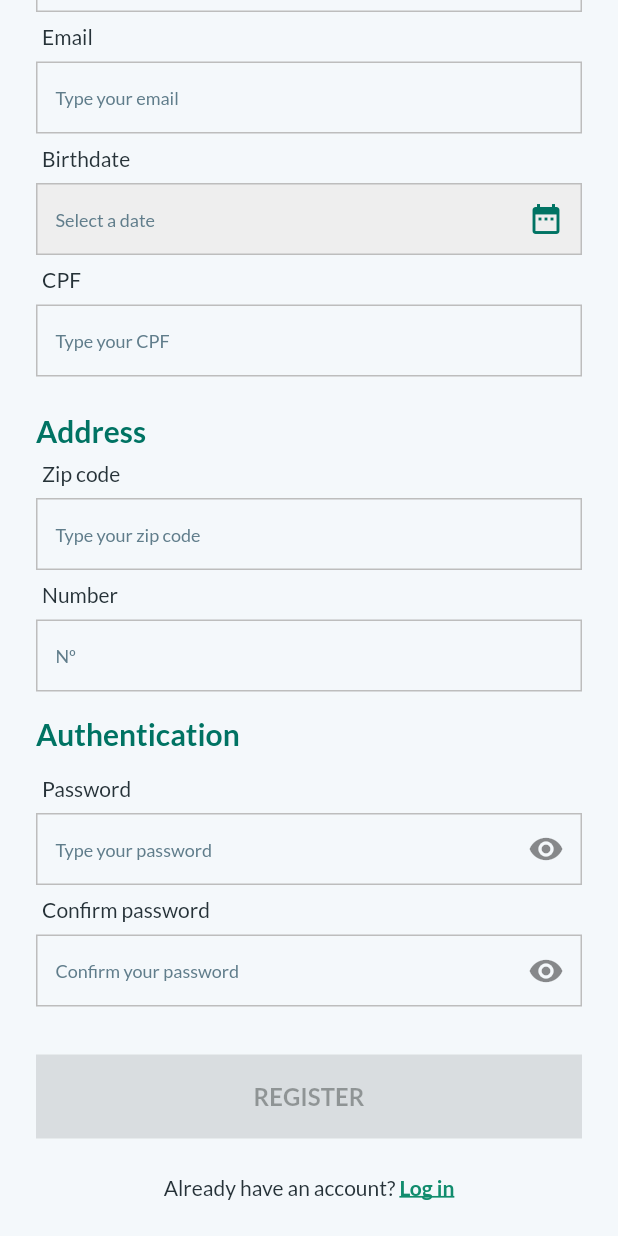
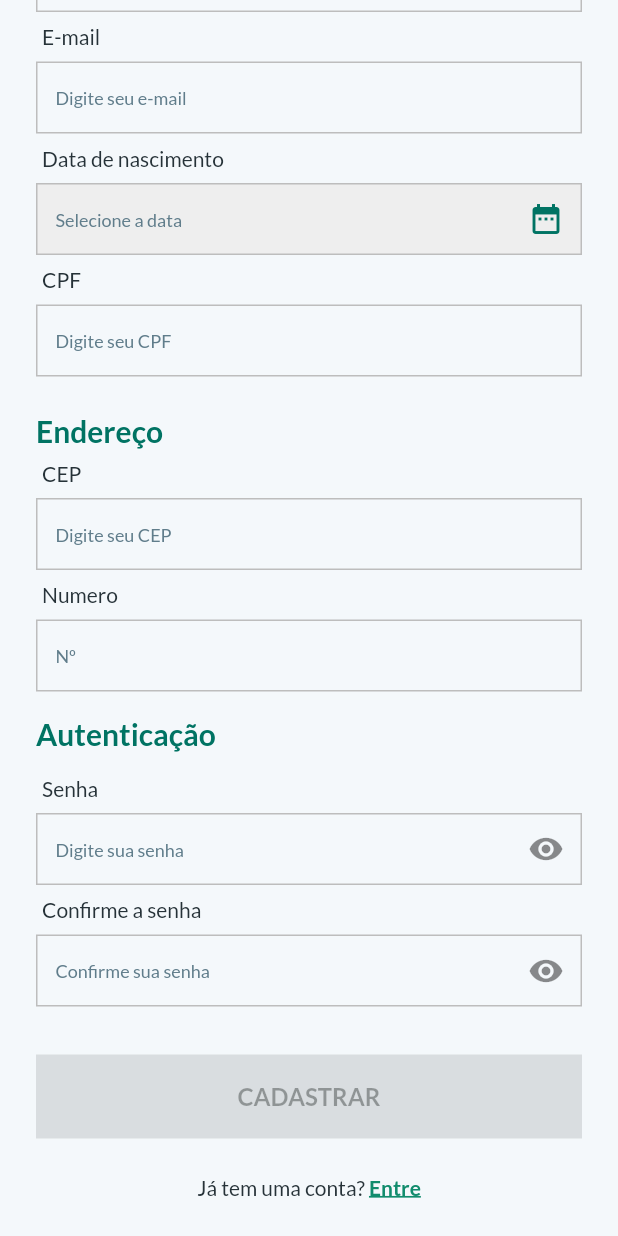
Before and after one commit to daviborgesprogrammer/verzel-app, a Flutter app: the SignUpPage screen opened by its route, scrolled down 285 dp, on a phone screen of 412 x 824 dp. Run offline on Flutter 3.47's test engine with Material 3 defaults, Android fonts, the phone set to English and light mode, and no system bars; our stand-ins replace awesome_snackbar_content, brasil_fields, dio, flutter_mobx, flutter_slidable, get_it and 5 more; accounts and stored records are empty; generated files the repository leaves out were written again.

```diff
--- a/lib/src/pages/auth/login/login_controller.dart
+++ b/lib/src/pages/auth/login/login_controller.dart
@@ -50,9 +50,9 @@ abstract class LoginControllerBase with Store {
     if (!_showErrors || emailValid) {
       return null;
     } else if (email == null || (email != null && email!.isEmpty)) {
-      return 'Email required';
+      return '-mail obrigatório';
     } else {
-      return 'Email invalid';
+      return 'E-mail inválido';
     }
   }
 
@@ -62,9 +62,9 @@ abstract class LoginControllerBase with Store {
     if (!_showErrors || passwordValid) {
       return null;
     } else if (password == null || password!.isNotEmpty) {
-      return 'Password required';
+      return 'Senha obrigatória';
     } else {
-      return 'Very short password';
+      return 'Senha muito curta';
     }
   }
 
--- a/lib/src/pages/auth/login/login_page.dart
+++ b/lib/src/pages/auth/login/login_page.dart
@@ -57,12 +57,12 @@ class _LoginPageState extends State<LoginPage> with Loader, Messages {
           child: Column(
             crossAxisAlignment: CrossAxisAlignment.start,
             children: [
-              const LogoText(title: 'Sign in'),
+              const LogoText(title: 'Login'),
               const SizedBox(height: 72),
               Observer(
                 builder: (_) => VerzelTextField(
-                  title: 'Email',
-                  hint: 'Type your email',
+                  title: 'E-mail',
+                  hint: 'Digite seu e-mail',
                   errorText: controller.emailError,
                   onChanged: controller.setEmail,
                   keyboardType: TextInputType.emailAddress,
@@ -72,8 +72,8 @@ class _LoginPageState extends State<LoginPage> with Loader, Messages {
               const SizedBox(height: 16),
               Observer(
                 builder: (_) => VerzelTextField(
-                  title: 'Password',
-                  hint: 'Type your password',
+                  title: 'Senha',
+                  hint: 'Digite sua senha',
                   errorText: controller.passwordError,
                   onChanged: controller.setPassword,
                   keyboardType: TextInputType.text,
@@ -97,7 +97,7 @@ class _LoginPageState extends State<LoginPage> with Loader, Messages {
                 child: Container(
                   padding: const EdgeInsets.fromLTRB(0, 18, 16, 18),
                   child: Text(
-                    'Forgot password?',
+                    'Esqueceu a senha?',
                     style: context.textStyles.textBold
                         .copyWith(fontSize: 12, color: ColorsApp.i.primary),
                   ),
@@ -112,7 +112,7 @@ class _LoginPageState extends State<LoginPage> with Loader, Messages {
                     onTap: controller.invalidSendPressed,
                     child: ElevatedButton(
                       onPressed: controller.sendPressed,
-                      child: const Text('LOGIN'),
+                      child: const Text('ENTRAR'),
                     ),
                   ),
                 ),
@@ -125,7 +125,7 @@ class _LoginPageState extends State<LoginPage> with Loader, Messages {
                   crossAxisAlignment: CrossAxisAlignment.center,
                   children: [
                     Text(
-                      'Don’t Have An Account?',
+                      'Não tem uma conta?',
                       style: context.textStyles.textRegular
                           .copyWith(fontSize: 12, color: ColorsApp.i.textDark),
                     ),
@@ -135,7 +135,7 @@ class _LoginPageState extends State<LoginPage> with Loader, Messages {
                             .pushReplacementNamed('/auth/signup');
                       },
                       child: Text(
-                        'SIGN UP',
+                        'CADASTRE-SE',
                         style: context.textStyles.textBold
                             .copyWith(fontSize: 24, color: ColorsApp.i.primary),
                       ),
--- a/lib/src/pages/auth/signUp/sign_up_controller.dart
+++ b/lib/src/pages/auth/signUp/sign_up_controller.dart
@@ -98,9 +98,9 @@ abstract class SignUpControllerBase with Store {
     if (!_showErrors || nameValid) {
       return null;
     } else if (name == null || (name != null && name!.isEmpty)) {
-      return 'Name is required';
+      return 'Nome é obrigatório';
     } else {
-      return 'Very short name';
+      return 'Nome muito curto';
     }
   }
 
@@ -110,9 +110,9 @@ abstract class SignUpControllerBase with Store {
     if (!_showErrors || emailValid) {
       return null;
     } else if (email == null || (email != null && email!.isEmpty)) {
-      return 'Email is required';
+      return 'E-mail é obrigatório';
     } else {
-      return 'Email invalid';
+      return 'E-mail inválido';
     }
   }
 
@@ -122,7 +122,7 @@ abstract class SignUpControllerBase with Store {
     if (!_showErrors || birthdateValid) {
       return null;
     } else {
-      return 'Date of birth is required';
+      return 'Data de nascimento é necessária';
     }
   }
 
@@ -132,11 +132,11 @@ abstract class SignUpControllerBase with Store {
     if (!_showErrors || cpfValid) {
       return null;
     } else if (cpf == null || (cpf != null && cpf!.isEmpty)) {
-      return 'CPF is required';
+      return 'CPF é obrigatório';
     } else if (!cpf!.isCPFValid) {
-      return 'CPF invalid';
+      return 'CPF inválido';
     } else {
-      return 'Very short CPF';
+      return 'CPF muito curto';
     }
   }
 
@@ -146,9 +146,9 @@ abstract class SignUpControllerBase with Store {
     if (!_showErrors || zipValid) {
       return null;
     } else if (zip == null || zip!.isEmpty) {
-      return 'Zip is required';
+      return 'CEP é obrigatório';
     } else {
-      return 'Very short Zip';
+      return 'CEP muito curto';
     }
   }
 
@@ -158,7 +158,7 @@ abstract class SignUpControllerBase with Store {
     if (!_showErrors || numberValid) {
       return null;
     } else if (name == null || (number != null && number!.isEmpty)) {
-      return 'Number is required';
+      return 'Número é obrigatório';
     }
     return null;
   }
@@ -169,9 +169,9 @@ abstract class SignUpControllerBase with Store {
     if (!_showErrors || passwordValid) {
       return null;
     } else if (password == null || password!.isNotEmpty) {
-      return 'Password required';
+      return 'Senha obrigatória';
     } else {
-      return 'Very short password';
+      return 'Senha muito curta';
     }
   }
 
@@ -182,7 +182,7 @@ abstract class SignUpControllerBase with Store {
     if (!_showErrors || retypePasswordValid) {
       return null;
     } else {
-      return 'Passwords do not match';
+      return 'As senhas não correspondem';
     }
   }
 
--- a/lib/src/pages/auth/signUp/sign_up_page.dart
+++ b/lib/src/pages/auth/signUp/sign_up_page.dart
@@ -74,18 +74,18 @@ class _SignUpPageState extends State<SignUpPage> with Loader, Messages {
           child: Column(
             crossAxisAlignment: CrossAxisAlignment.start,
             children: [
-              const LogoText(title: 'Sign up'),
+              const LogoText(title: 'Criar uma conta'),
               const SizedBox(height: 32),
               Text(
-                'Personal Information',
+                'Informações pessoais',
                 style: context.textStyles.textBold
                     .copyWith(fontSize: 20, color: ColorsApp.i.primary),
               ),
               const SizedBox(height: 16),
               Observer(
                 builder: (_) => VerzelTextField(
-                  title: 'Name',
-                  hint: 'Type your name',
+                  title: 'Nome',
+                  hint: 'Digite seu nome',
                   errorText: controller.nameError,
                   onChanged: controller.setName,
                   textInputAction: TextInputAction.next,
@@ -94,8 +94,8 @@ class _SignUpPageState extends State<SignUpPage> with Loader, Messages {
               const SizedBox(height: 8),
               Observer(
                 builder: (_) => VerzelTextField(
-                  title: 'Email',
-                  hint: 'Type your email',
+                  title: 'E-mail',
+                  hint: 'Digite seu e-mail',
                   errorText: controller.emailError,
                   onChanged: controller.setEmail,
                   keyboardType: TextInputType.emailAddress,
@@ -106,8 +106,8 @@ class _SignUpPageState extends State<SignUpPage> with Loader, Messages {
               Observer(
                 builder: (_) => DateField(
                   controllerText: dateEC,
-                  title: 'Birthdate',
-                  hint: 'Select a date',
+                  title: 'Data de nascimento',
+                  hint: 'Selecione a data',
                   isBirthdate: true,
                   initialDate: controller.birthdate,
                   onChanged: controller.setBirthdate,
@@ -118,7 +118,7 @@ class _SignUpPageState extends State<SignUpPage> with Loader, Messages {
               Observer(
                 builder: (_) => VerzelTextField(
                   title: 'CPF',
-                  hint: 'Type your CPF',
+                  hint: 'Digite seu CPF',
                   errorText: controller.cpfError,
                   onChanged: controller.setCPF,
                   keyboardType: TextInputType.number,
@@ -131,15 +131,15 @@ class _SignUpPageState extends State<SignUpPage> with Loader, Messages {
               ),
               const SizedBox(height: 24),
               Text(
-                'Address',
+                'Endereço',
                 style: context.textStyles.textBold
                     .copyWith(fontSize: 20, color: ColorsApp.i.primary),
               ),
               const SizedBox(height: 8),
               Observer(
                 builder: (_) => VerzelTextField(
-                  title: 'Zip code',
-                  hint: 'Type your zip code',
+                  title: 'CEP',
+                  hint: 'Digite seu CEP',
                   errorText: controller.zipError,
                   onChanged: (value) async {
                     await controller.setZip(value);
@@ -178,7 +178,7 @@ class _SignUpPageState extends State<SignUpPage> with Loader, Messages {
               const SizedBox(height: 8),
               Observer(
                 builder: (_) => VerzelTextField(
-                  title: 'Number',
+                  title: 'Numero',
                   hint: 'Nº',
                   errorText: controller.numberError,
                   onChanged: controller.setNumber,
@@ -196,7 +196,7 @@ class _SignUpPageState extends State<SignUpPage> with Loader, Messages {
                     onTap: controller.invalidSendPressed,
                     child: ElevatedButton(
                       onPressed: controller.sendPressed,
-                      child: const Text('REGISTER'),
+                      child: const Text('CADASTRAR'),
                     ),
                   ),
                 ),
@@ -209,14 +209,14 @@ class _SignUpPageState extends State<SignUpPage> with Loader, Messages {
                 child: Center(
                   child: RichText(
                     text: TextSpan(
-                      text: 'Already have an account? ',
+                      text: 'Já tem uma conta? ',
                       style: context.textStyles.textRegular.copyWith(
                         color: ColorsApp.i.textDark,
                         fontSize: 14,
                       ),
                       children: [
                         TextSpan(
-                          text: 'Log in',
+                          text: 'Entre',
                           style: context.textStyles.textBold.copyWith(
                             color: ColorsApp.i.primaryLight,
                             decoration: TextDecoration.underline,
--- a/lib/src/pages/auth/signUp/widgets/date_field.dart
+++ b/lib/src/pages/auth/signUp/widgets/date_field.dart
@@ -32,7 +32,7 @@ class DateField extends StatefulWidget {
 
 class _DateFieldState extends State<DateField> {
   DateTime selectedDate = DateTime.now();
-  var dateFormat = DateFormat('MM/dd/yyyy');
+  var dateFormat = DateFormat('dd/MM/yyyy');
   ValueNotifier<bool> showDatePicker = ValueNotifier<bool>(false);
   @override
   Widget build(BuildContext context) {
@@ -89,7 +89,7 @@ class _DateFieldState extends State<DateField> {
                               selectedDate.month,
                               selectedDate.day,
                             ),
-                      locale: const Locale('en'),
+                      locale: const Locale('pt'),
                       onDateTimeChanged: (DateTime value) {
                         selectedDate = value;
                       },
--- a/lib/src/pages/auth/signUp/widgets/password_session.dart
+++ b/lib/src/pages/auth/signUp/widgets/password_session.dart
@@ -25,15 +25,15 @@ class _PasswordSessionState extends State<PasswordSession> {
       children: [
         const SizedBox(height: 16),
         Text(
-          'Authentication',
+          'Autenticação',
           style: context.textStyles.textBold
               .copyWith(fontSize: 20, color: ColorsApp.i.primary),
         ),
         const SizedBox(height: 16),
         Observer(
           builder: (_) => VerzelTextField(
-            title: 'Password',
-            hint: 'Type your password',
+            title: 'Senha',
+            hint: 'Digite sua senha',
             errorText: widget.controller.passwordError,
             onChanged: widget.controller.setPassword,
             keyboardType: TextInputType.text,
@@ -54,8 +54,8 @@ class _PasswordSessionState extends State<PasswordSession> {
         const SizedBox(height: 8),
         Observer(
           builder: (_) => VerzelTextField(
-            title: 'Confirm password',
-            hint: 'Confirm your password',
+            title: 'Confirme a senha',
+            hint: 'Confirme sua senha',
             errorText: widget.controller.retypePasswordError,
             onChanged: widget.controller.setRetypePass,
             keyboardType: TextInputType.text,
--- a/lib/src/pages/create_task/create_task_controller.dart
+++ b/lib/src/pages/create_task/create_task_controller.dart
@@ -60,7 +60,7 @@ abstract class CreateTaskControllerBase with Store {
     if (!_showErrors || titleValid) {
       return null;
     } else {
-      return 'Title required';
+      return 'Titulo obrigatório';
     }
   }
 
@@ -70,7 +70,7 @@ abstract class CreateTaskControllerBase with Store {
     if (!_showErrors || deliveryDateValid) {
       return null;
     } else {
-      return 'Delivery Date is required';
+      return 'Data de entrega é obrigatória';
     }
   }
 
@@ -87,12 +87,14 @@ abstract class CreateTaskControllerBase with Store {
   Future<void> registerTask() async {
     try {
       _status = CreateTaskStatus.loading;
+
       final task = Task(
         idUser: int.parse(userId ?? '0'),
         title: title,
         deliveryDate: deliveryDate,
         conclusionDate: conclusionDate,
-        status: TaskStatus.active,
+        status:
+            conclusionDate != null ? TaskStatus.concluded : TaskStatus.active,
       );
       await _taskService.save(task);
       _status = CreateTaskStatus.success;
--- a/lib/src/pages/create_task/create_task_page.dart
+++ b/lib/src/pages/create_task/create_task_page.dart
@@ -39,7 +39,7 @@ class _CreateTaskPageState extends State<CreateTaskPage> with Loader, Messages {
             break;
           case CreateTaskStatus.success:
             hideLoader();
-            Navigator.pop(context);
+            Navigator.pop(context, true);
           case CreateTaskStatus.error:
             hideLoader();
             showError(controller.errorMessage ?? 'Erro');
@@ -64,9 +64,13 @@ class _CreateTaskPageState extends State<CreateTaskPage> with Loader, Messages {
       appBar: AppBar(
         leading: IconButton(
           icon: const Icon(Icons.close),
-          onPressed: () => Navigator.pop(context),
+          onPressed: () => Navigator.pop(context, false),
         ),
-        title: const Text('create task'),
+        title: Text(
+          'Criar Tarefa',
+          style:
+              context.textStyles.textBold.copyWith(color: ColorsApp.i.primary),
+        ),
       ),
       body: SingleChildScrollView(
         child: Padding(
@@ -75,7 +79,7 @@ class _CreateTaskPageState extends State<CreateTaskPage> with Loader, Messages {
             crossAxisAlignment: CrossAxisAlignment.start,
             children: [
               Text(
-                'New Tasks',
+                'Nova tarefa',
                 style: context.textStyles.textBold.copyWith(
                   fontSize: 24,
                   color: ColorsApp.i.primary,
@@ -84,8 +88,8 @@ class _CreateTaskPageState extends State<CreateTaskPage> with Loader, Messages {
               const SizedBox(height: 16),
               Observer(
                 builder: (_) => VerzelTextField(
-                  title: 'Task Title',
-                  hint: 'Type title task',
+                  title: 'Título da tarefa',
+                  hint: 'Digite o título da tarefa',
                   errorText: controller.titleError,
                   onChanged: controller.setTitle,
                   keyboardType: TextInputType.text,
@@ -96,8 +100,8 @@ class _CreateTaskPageState extends State<CreateTaskPage> with Loader, Messages {
               Observer(
                 builder: (_) => DateField(
                   controllerText: deliveryEC,
-                  title: 'Delivery Date',
-                  hint: 'Select a date',
+                  title: 'Data de entrega',
+                  hint: 'Selecione uma data',
                   initialDate: controller.deliveryDate,
                   onChanged: controller.setDeliveryDate,
                   errorText: controller.deliveryDateError,
@@ -107,8 +111,8 @@ class _CreateTaskPageState extends State<CreateTaskPage> with Loader, Messages {
               Observer(
                 builder: (_) => DateField(
                   controllerText: conclusionEC,
-                  title: 'Conclusion Date',
-                  hint: 'Select a date',
+                  title: 'Data de Conclusão',
+                  hint: 'Selecione uma data',
                   initialDate: controller.conclusionDate,
                   onChanged: controller.setConclusionDate,
                 ),
@@ -122,7 +126,7 @@ class _CreateTaskPageState extends State<CreateTaskPage> with Loader, Messages {
                     onTap: controller.invalidSendPressed,
                     child: ElevatedButton(
                       onPressed: controller.sendPressed,
-                      child: const Text('CREATE TASK'),
+                      child: const Text('CRIAR'),
                     ),
                   ),
                 ),
--- a/lib/src/services/task/task_service.dart
+++ b/lib/src/services/task/task_service.dart
@@ -6,5 +6,7 @@ abstract interface class TaskService {
 
   Future<List<Task>> readTaskByUser(int id);
 
+  Future<int> delete(int id);
+
   factory TaskService() => TaskServiceImpl();
 }
--- a/lib/src/services/task/task_service_impl.dart
+++ b/lib/src/services/task/task_service_impl.dart
@@ -12,4 +12,9 @@ class TaskServiceImpl implements TaskService {
   Future<List<Task>> readTaskByUser(int id) {
     return DbTask.readByUser(id);
   }
+
+  @override
+  Future<int> delete(int id) async {
+    return DbTask.delete(id);
+  }
 }
```
Also changed, not shown: lib/src/core/data_base/db_task.dart (+9 -0 lines), lib/src/core/widgets/dialog_widget.dart (+146 -38 lines), lib/src/core/widgets/logo_text.dart (+6 -4 lines), lib/src/pages/task_list/task_list_controller.dart (+20 -0 lines), lib/src/pages/task_list/task_list_page.dart (+14 -11 lines), lib/src/pages/task_list/widgets/task_tile.dart (+35 -26 lines), lib/src/pages/task_list/task_list_controller.g.dart, 1 other file.
